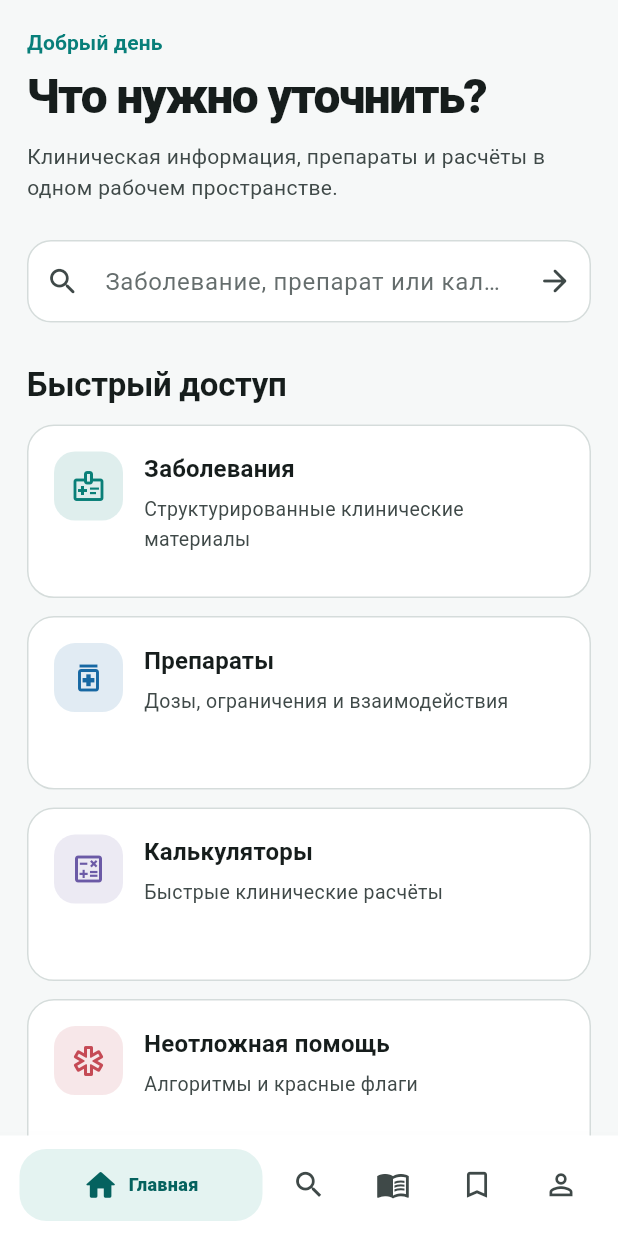
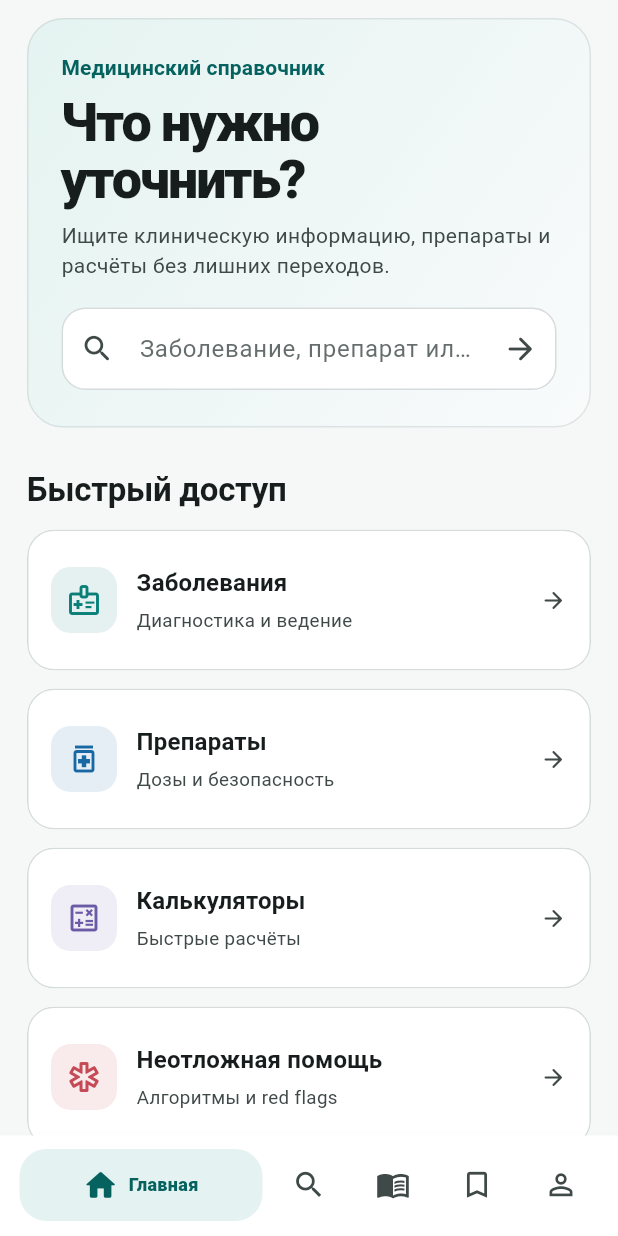
Before and after one commit to alexthanks10039/med-spravocnik, a Flutter app: the screen it shows after launch, on a phone screen of 412 x 824 dp. Run offline on Flutter 3.47's test engine with Material 3 defaults, Android fonts, the light colour scheme and no system bars; our stand-ins replace flutter_riverpod, go_router, shared_preferences; network calls fail.

Commit message:
design: redesign home as content-first clinical workspace

```diff
--- a/flutter_app/lib/features/home/presentation/home_screen.dart
+++ b/flutter_app/lib/features/home/presentation/home_screen.dart
@@ -11,69 +11,51 @@ class HomeScreen extends ConsumerWidget {
   const HomeScreen({super.key});
 
   static const categories = [
-    MedicalCategory(
-      'Заболевания',
-      'Структурированные клинические материалы',
-      Icons.medical_information_outlined,
-      Color(0xFF0A7F78),
-    ),
-    MedicalCategory(
-      'Препараты',
-      'Дозы, ограничения и взаимодействия',
-      Icons.medication_outlined,
-      Color(0xFF1768A3),
-    ),
-    MedicalCategory(
-      'Калькуляторы',
-      'Быстрые клинические расчёты',
-      Icons.calculate_outlined,
-      Color(0xFF6B5AA6),
-    ),
-    MedicalCategory(
-      'Неотложная помощь',
-      'Алгоритмы и красные флаги',
-      Icons.emergency_outlined,
-      Color(0xFFC54A55),
-    ),
+    MedicalCategory('Заболевания', 'Диагностика и ведение', Icons.medical_information_outlined, Color(0xFF0A7F78)),
+    MedicalCategory('Препараты', 'Дозы и безопасность', Icons.medication_outlined, Color(0xFF1768A3)),
+    MedicalCategory('Калькуляторы', 'Быстрые расчёты', Icons.calculate_outlined, Color(0xFF6B5AA6)),
+    MedicalCategory('Неотложная помощь', 'Алгоритмы и red flags', Icons.emergency_outlined, Color(0xFFC54A55)),
   ];
 
   @override
   Widget build(BuildContext context, WidgetRef ref) {
     final recent = ref.watch(recentItemsProvider);
+    final colors = Theme.of(context).colorScheme;
     final width = MediaQuery.sizeOf(context).width;
-    final columns = width >= 1100
-        ? 4
-        : width >= 620
-        ? 2
-        : 1;
+    final columns = width >= 1050 ? 4 : width >= 650 ? 2 : 1;
 
     return ScreenFrame(
       child: Column(
         crossAxisAlignment: CrossAxisAlignment.start,
         children: [
-          const SizedBox(height: 6),
-          Text(
-            'Добрый день',
-            style: Theme.of(context).textTheme.labelLarge?.copyWith(
-              color: Theme.of(context).colorScheme.primary,
+          FadeSlideIn(
+            child: Container(
+              padding: const EdgeInsets.fromLTRB(22, 22, 22, 24),
+              decoration: BoxDecoration(
+                gradient: LinearGradient(
+                  colors: [colors.primaryContainer, colors.surfaceContainerLow],
+                  begin: Alignment.topLeft,
+                  end: Alignment.bottomRight,
+                ),
+                borderRadius: BorderRadius.circular(24),
+                border: Border.all(color: colors.outlineVariant.withValues(alpha: .45)),
+              ),
+              child: Column(
+                crossAxisAlignment: CrossAxisAlignment.start,
+                children: [
+                  Text('Медицинский справочник', style: Theme.of(context).textTheme.labelLarge?.copyWith(color: colors.onPrimaryContainer)),
+                  const SizedBox(height: 8),
+                  Text('Что нужно уточнить?', style: Theme.of(context).textTheme.displaySmall),
+                  const SizedBox(height: 8),
+                  Text('Ищите клиническую информацию, препараты и расчёты без лишних переходов.', style: TextStyle(color: colors.onSurfaceVariant, height: 1.45)),
+                  const SizedBox(height: 18),
+                  ClinicalSearchField(onTap: () => context.go('/search')),
+                ],
+              ),
             ),
           ),
-          const SizedBox(height: 6),
-          Text(
-            'Что нужно уточнить?',
-            style: Theme.of(context).textTheme.headlineLarge,
-          ),
-          const SizedBox(height: 10),
-          Text(
-            'Клиническая информация, препараты и расчёты в одном рабочем пространстве.',
-            style: TextStyle(
-              color: Theme.of(context).colorScheme.onSurfaceVariant,
-            ),
-          ),
-          const SizedBox(height: 24),
-          ClinicalSearchField(onTap: () => context.go('/search')),
-          const SizedBox(height: 28),
-          const SectionHeader('Быстрый доступ'),
+          const SizedBox(height: UiTokens.pageGap),
+          SectionHeader('Быстрый доступ'),
           const SizedBox(height: 12),
           GridView.builder(
             shrinkWrap: true,
@@ -82,116 +64,58 @@ class HomeScreen extends ConsumerWidget {
               crossAxisCount: columns,
               crossAxisSpacing: 12,
               mainAxisSpacing: 12,
-              childAspectRatio: columns == 1 ? 3.25 : 1.7,
+              childAspectRatio: columns == 1 ? 4.0 : 1.45,
             ),
             itemCount: categories.length,
             itemBuilder: (context, index) {
               final category = categories[index];
-              final routes = [
-                '/diseases',
-                '/drugs',
-                '/calculators',
-                '/catalog',
-              ];
-              return Card(
-                child: InkWell(
-                  borderRadius: BorderRadius.circular(20),
-                  onTap: () => context.go(routes[index]),
-                  child: Padding(
-                    padding: const EdgeInsets.all(18),
-                    child: Row(
-                      crossAxisAlignment: CrossAxisAlignment.start,
-                      children: [
-                        Container(
-                          width: 46,
-                          height: 46,
-                          decoration: BoxDecoration(
-                            color: category.color.withValues(alpha: .13),
-                            borderRadius: BorderRadius.circular(14),
-                          ),
-                          child: Icon(category.icon, color: category.color),
-                        ),
-                        const SizedBox(width: 14),
-                        Expanded(
-                          child: Column(
-                            crossAxisAlignment: CrossAxisAlignment.start,
-                            children: [
-                              Text(
-                                category.title,
-                                style: Theme.of(context).textTheme.titleMedium,
-                              ),
-                              const SizedBox(height: 5),
-                              Text(
-                                category.subtitle,
-                                maxLines: 2,
-                                overflow: TextOverflow.ellipsis,
-                                style: TextStyle(
-                                  color: Theme.of(
-                                    context,
-                                  ).colorScheme.onSurfaceVariant,
-                                  fontSize: 13,
-                                ),
-                              ),
-                            ],
-                          ),
-                        ),
-                      ],
-                    ),
-                  ),
-                ),
+              final routes = ['/diseases', '/drugs', '/calculators', '/catalog'];
+              return FadeSlideIn(
+                delay: Duration(milliseconds: 45 * index),
+                child: _CategoryTile(category: category, onTap: () => context.go(routes[index])),
               );
             },
           ),
-          const SizedBox(height: 28),
-          SectionHeader(
-            'Недавно открывали',
-            action: 'История',
-            onAction: () => context.go('/history'),
-          ),
+          const SizedBox(height: UiTokens.pageGap),
+          SectionHeader('Недавно открывали', action: 'История', onAction: () => context.go('/history')),
           const SizedBox(height: 12),
           recent.when(
-            loading: () => const LinearProgressIndicator(),
+            loading: () => const LinearProgressIndicator(minHeight: 2),
             error: (_, _) => const StatePanel.error(),
-            data: (items) => Column(
-              children: items
-                  .map(
-                    (item) => Padding(
-                      padding: const EdgeInsets.only(bottom: 10),
-                      child: MedicalItemCard(item),
+            data: (items) => items.isEmpty
+                ? Card(
+                    child: Padding(
+                      padding: const EdgeInsets.all(20),
+                      child: Row(children: [
+                        Icon(Icons.history_rounded, color: colors.onSurfaceVariant),
+                        const SizedBox(width: 12),
+                        Expanded(child: Text('Открытые материалы появятся здесь.', style: TextStyle(color: colors.onSurfaceVariant))),
+                      ]),
                     ),
                   )
-                  .toList(),
-            ),
+                : Column(children: items.map((item) => Padding(
+                    padding: const EdgeInsets.only(bottom: 9),
+                    child: MedicalItemCard(item),
+                  )).toList()),
           ),
-          const SizedBox(height: 20),
+          const SizedBox(height: 18),
           Card(
-            color: Theme.of(context).colorScheme.primaryContainer,
+            color: colors.surfaceContainerLow,
             child: Padding(
-              padding: const EdgeInsets.all(20),
-              child: Row(
-                children: [
-                  Icon(
-                    Icons.download_done_rounded,
-                    color: Theme.of(context).colorScheme.onPrimaryContainer,
-                  ),
-                  const SizedBox(width: 14),
-                  Expanded(
-                    child: Column(
-                      crossAxisAlignment: CrossAxisAlignment.start,
-                      children: [
-                        Text(
-                          'Офлайн-библиотека актуальна',
-                          style: Theme.of(context).textTheme.titleMedium,
-                        ),
-                        const SizedBox(height: 4),
-                        const Text(
-                          'Ключевые материалы доступны без подключения к сети.',
-                        ),
-                      ],
-                    ),
-                  ),
-                ],
-              ),
+              padding: const EdgeInsets.all(16),
+              child: Row(children: [
+                Container(
+                  width: 40, height: 40,
+                  decoration: BoxDecoration(color: colors.primaryContainer, borderRadius: BorderRadius.circular(12)),
+                  child: Icon(Icons.offline_bolt_rounded, color: colors.onPrimaryContainer),
+                ),
+                const SizedBox(width: 12),
+                Expanded(child: Column(crossAxisAlignment: CrossAxisAlignment.start, children: [
+                  Text('Офлайн-доступ включён', style: Theme.of(context).textTheme.titleMedium),
+                  const SizedBox(height: 3),
+                  Text('Ключевые материалы доступны без сети.', style: TextStyle(color: colors.onSurfaceVariant)),
+                ])),
+              ]),
             ),
           ),
         ],
@@ -199,3 +123,43 @@ class HomeScreen extends ConsumerWidget {
     );
   }
 }
+
+class _CategoryTile extends StatelessWidget {
+  const _CategoryTile({required this.category, required this.onTap});
+  final MedicalCategory category;
+  final VoidCallback onTap;
+
+  @override
+  Widget build(BuildContext context) {
+    final colors = Theme.of(context).colorScheme;
+    return Card(
+      clipBehavior: Clip.antiAlias,
+      child: InkWell(
+        onTap: onTap,
+        child: Padding(
+          padding: const EdgeInsets.all(16),
+          child: Row(
+            children: [
+              Container(
+                width: 44, height: 44,
+                decoration: BoxDecoration(color: category.color.withValues(alpha: .11), borderRadius: BorderRadius.circular(13)),
+                child: Icon(category.icon, color: category.color),
+              ),
+              const SizedBox(width: 13),
+              Expanded(child: Column(
+                mainAxisAlignment: MainAxisAlignment.center,
+                crossAxisAlignment: CrossAxisAlignment.start,
+                children: [
+                  Text(category.title, style: Theme.of(context).textTheme.titleMedium),
+                  const SizedBox(height: 3),
+                  Text(category.subtitle, maxLines: 1, overflow: TextOverflow.ellipsis, style: TextStyle(color: colors.onSurfaceVariant, fontSize: 12.5)),
+                ],
+              )),
+              Icon(Icons.arrow_forward_rounded, size: 18, color: colors.onSurfaceVariant),
+            ],
+          ),
+        ),
+      ),
+    );
+  }
+}
```
